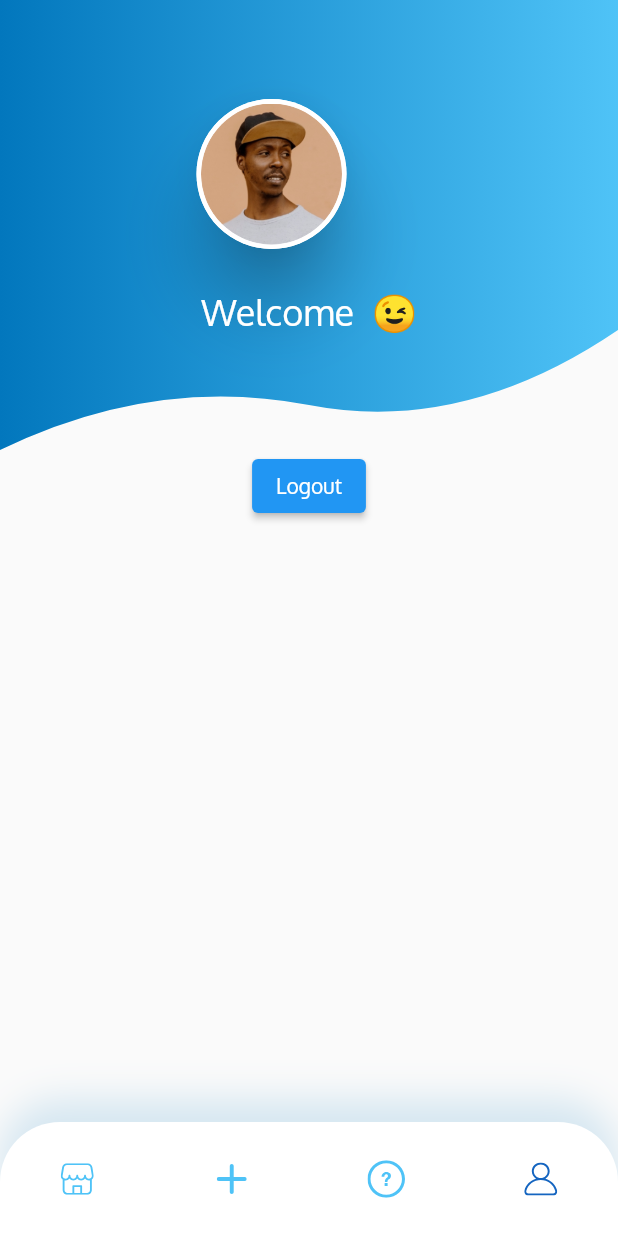
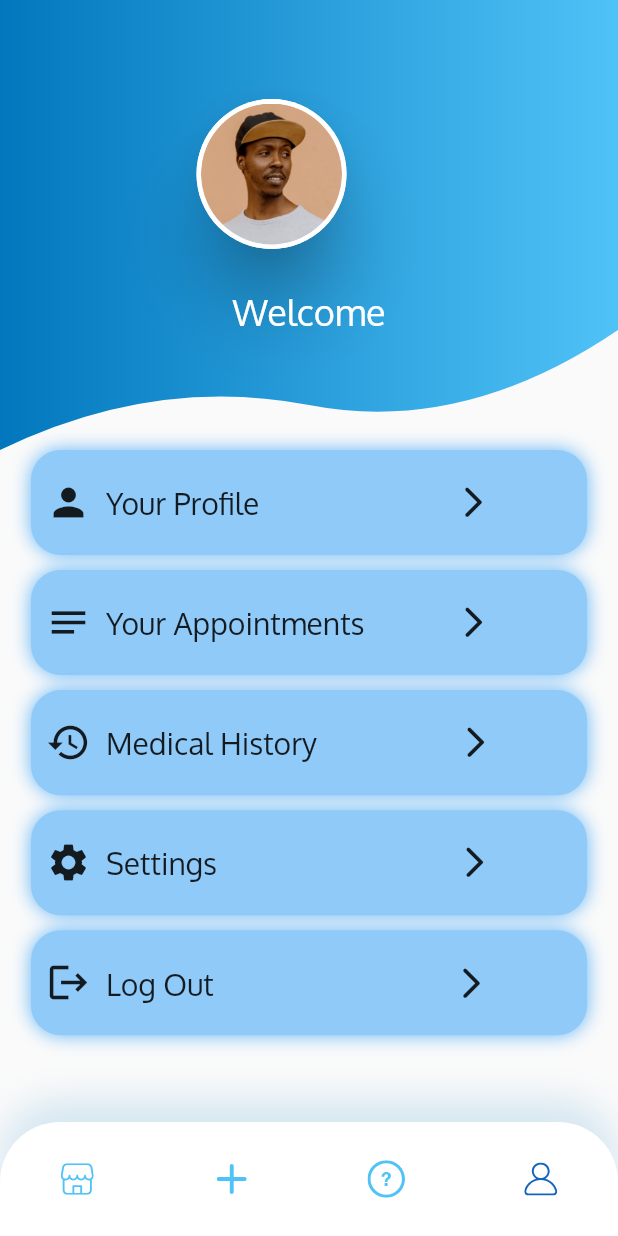
Before and after one commit to rohitasture/CureIt, a Flutter app: the MyProfile screen opened by its route, on a phone screen of 412 x 824 dp. Run offline on Flutter 3.47's test engine with Material 2 defaults, Android fonts, the phone set to English and light mode, and no system bars; drawn by our look-alikes of circular_profile_avatar; our stand-ins replace carousel_slider, firebase_auth, firebase_core, flutter_svg, font_awesome_flutter; accounts and stored records are empty.

Commit message:
profile cards added

```diff
--- a/lib/screens/profile_page/profile_page.dart
+++ b/lib/screens/profile_page/profile_page.dart
@@ -18,21 +18,224 @@ class MyProfile extends StatefulWidget {
 
 class _MyProfileState extends State<MyProfile> {
   static User? user = FirebaseAuth.instance.currentUser;
+
   @override
   Widget build(BuildContext context) {
+    final double height = MediaQuery.of(context).size.height;
+    final double width = MediaQuery.of(context).size.width;
+
     return Scaffold(
-      body: Column(children: <Widget>[
-        ProfileLayout("Welcome " + user!.displayName.toString() + " 😉"),
+      body: SingleChildScrollView(
+          child: Column(children: <Widget>[
+        ProfileLayout("Welcome " + user!.displayName.toString()),
         Container(
-            child: ElevatedButton(
-                child: Text("Logout"),
-                onPressed: () async {
-                  await FirebaseAuth.instance.signOut();
-                  Navigator.popUntil(context, ModalRoute.withName("/welcome"));
-                  Navigator.of(context).pushReplacement(
-                      MaterialPageRoute(builder: (context) => SignInPage()));
-                }))
-      ]),
+          margin: EdgeInsets.fromLTRB(0, 0, 0, 10),
+          //color: Colors.blue[200],
+          height: 0.085 * height,
+          width: 0.9 * width,
+          decoration: BoxDecoration(
+              borderRadius: BorderRadius.circular(20),
+              color: Colors.blue[200],
+              boxShadow: [
+                new BoxShadow(
+                  color: Colors.blue.shade300,
+                  blurRadius: 10.0,
+                )
+              ]),
+          child: Row(
+            children: [
+              SizedBox(
+                width: 10,
+              ),
+              Icon(
+                Icons.person,
+                size: 30,
+              ),
+              SizedBox(
+                width: 10,
+              ),
+              Text(
+                "Your Profile",
+                style: TextStyle(fontSize: 20),
+              ),
+              SizedBox(
+                width: 130,
+              ),
+              Icon(
+                Icons.arrow_forward_ios_rounded,
+                size: 25,
+              )
+            ],
+          ),
+        ),
+        Container(
+          margin: EdgeInsets.fromLTRB(0, 0, 0, 10),
+          //color: Colors.blue[200],
+          height: 0.085 * height,
+          width: 0.9 * width,
+          decoration: BoxDecoration(
+              borderRadius: BorderRadius.circular(20),
+              color: Colors.blue[200],
+              boxShadow: [
+                new BoxShadow(
+                  color: Colors.blue.shade300,
+                  blurRadius: 10.0,
+                )
+              ]),
+          child: Row(
+            children: [
+              SizedBox(
+                width: 10,
+              ),
+              Icon(
+                Icons.notes,
+                size: 30,
+              ),
+              SizedBox(
+                width: 10,
+              ),
+              Text(
+                "Your Appointments",
+                style: TextStyle(fontSize: 20),
+              ),
+              SizedBox(
+                width: 60,
+              ),
+              Icon(
+                Icons.arrow_forward_ios_rounded,
+                size: 25,
+              )
+            ],
+          ),
+        ),
+        Container(
+          margin: EdgeInsets.fromLTRB(0, 0, 0, 10),
+          //color: Colors.blue[200],
+          height: 0.085 * height,
+          width: 0.9 * width,
+          decoration: BoxDecoration(
+              borderRadius: BorderRadius.circular(20),
+              color: Colors.blue[200],
+              boxShadow: [
+                new BoxShadow(
+                  color: Colors.blue.shade300,
+                  blurRadius: 10.0,
+                )
+              ]),
+          child: Row(
+            children: [
+              SizedBox(
+                width: 10,
+              ),
+              Icon(
+                Icons.history,
+                size: 30,
+              ),
+              SizedBox(
+                width: 10,
+              ),
+              Text(
+                "Medical History",
+                style: TextStyle(fontSize: 20),
+              ),
+              SizedBox(
+                width: 93,
+              ),
+              Icon(
+                Icons.arrow_forward_ios_rounded,
+                size: 25,
+              )
+            ],
+          ),
+        ),
+        Container(
+          margin: EdgeInsets.fromLTRB(0, 0, 0, 10),
+          //color: Colors.blue[200],
+          height: 0.085 * height,
+          width: 0.9 * width,
+          decoration: BoxDecoration(
+              borderRadius: BorderRadius.circular(20),
+              color: Colors.blue[200],
+              boxShadow: [
+                new BoxShadow(
+                  color: Colors.blue.shade300,
+                  blurRadius: 10.0,
+                )
+              ]),
+          child: Row(
+            children: [
+              SizedBox(
+                width: 10,
+              ),
+              Icon(
+                Icons.settings,
+                size: 30,
+              ),
+              SizedBox(
+                width: 10,
+              ),
+              Text(
+                "Settings",
+                style: TextStyle(fontSize: 20),
+              ),
+              SizedBox(
+                width: 159,
+              ),
+              Icon(
+                Icons.arrow_forward_ios_rounded,
+                size: 25,
+              )
+            ],
+          ),
+        ),
+        InkWell(
+            onTap: () async {
+              await FirebaseAuth.instance.signOut();
+              Navigator.popUntil(context, ModalRoute.withName("/welcome"));
+              Navigator.of(context).pushReplacement(
+                  MaterialPageRoute(builder: (context) => SignInPage()));
+            }, // Handle your callback
+            child: Container(
+              margin: EdgeInsets.fromLTRB(0, 0, 0, 10),
+              //color: Colors.blue[200],
+              height: 0.085 * height,
+              width: 0.9 * width,
+              decoration: BoxDecoration(
+                  borderRadius: BorderRadius.circular(20),
+                  color: Colors.blue[200],
+                  boxShadow: [
+                    new BoxShadow(
+                      color: Colors.blue.shade300,
+                      blurRadius: 10.0,
+                    )
+                  ]),
+              child: Row(
+                children: [
+                  SizedBox(
+                    width: 10,
+                  ),
+                  Icon(
+                    Icons.logout,
+                    size: 30,
+                  ),
+                  SizedBox(
+                    width: 10,
+                  ),
+                  Text(
+                    "Log Out",
+                    style: TextStyle(fontSize: 20),
+                  ),
+                  SizedBox(
+                    width: 159,
+                  ),
+                  Icon(
+                    Icons.arrow_forward_ios_rounded,
+                    size: 25,
+                  )
+                ],
+              ),
+            )),
+      ])),
       bottomNavigationBar: CustomBottomNavBar(selectedMenu: MenuState.profile),
     );
   }
```
